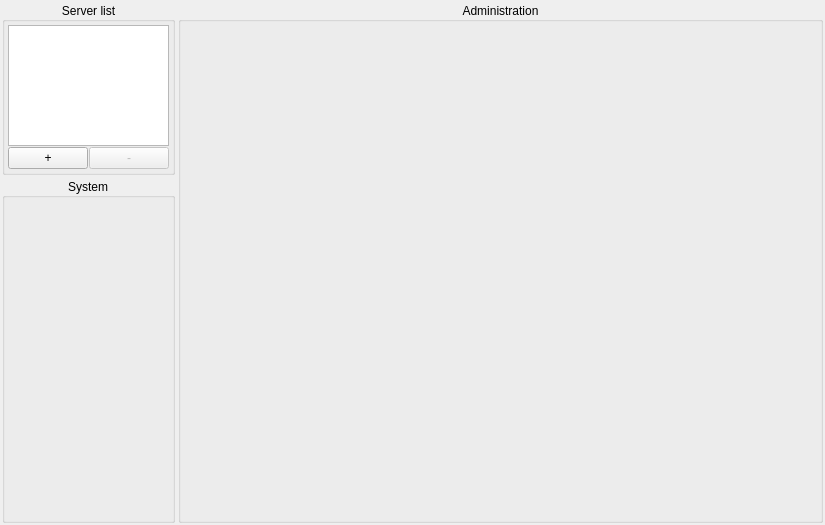
Above: Apps/ManagePanel/src/gui/servers/servermanagementform.ui from VinTRiZz/RemoteObjectDetector before the change. Below: the same form after it.
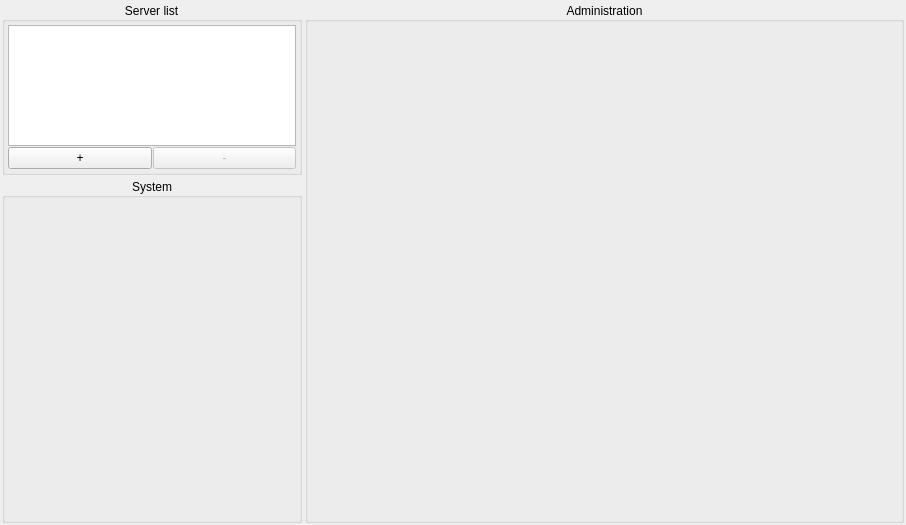
That is the form after the change. Custom widgets are drawn as their Qt base class.

What changed in the file:
```diff
--- a/Apps/ManagePanel/src/gui/servers/servermanagementform.ui
+++ b/Apps/ManagePanel/src/gui/servers/servermanagementform.ui
@@ -6,14 +6,14 @@
    <rect>
     <x>0</x>
     <y>0</y>
-    <width>825</width>
+    <width>906</width>
     <height>525</height>
    </rect>
   </property>
   <property name="windowTitle">
    <string>Form</string>
   </property>
-  <layout class="QHBoxLayout" name="horizontalLayout" stretch="1,4">
+  <layout class="QHBoxLayout" name="horizontalLayout" stretch="1,2">
    <property name="spacing">
     <number>3</number>
    </property>
```
Left out of the diff: 2 changed lines with no effect on the pictures.
